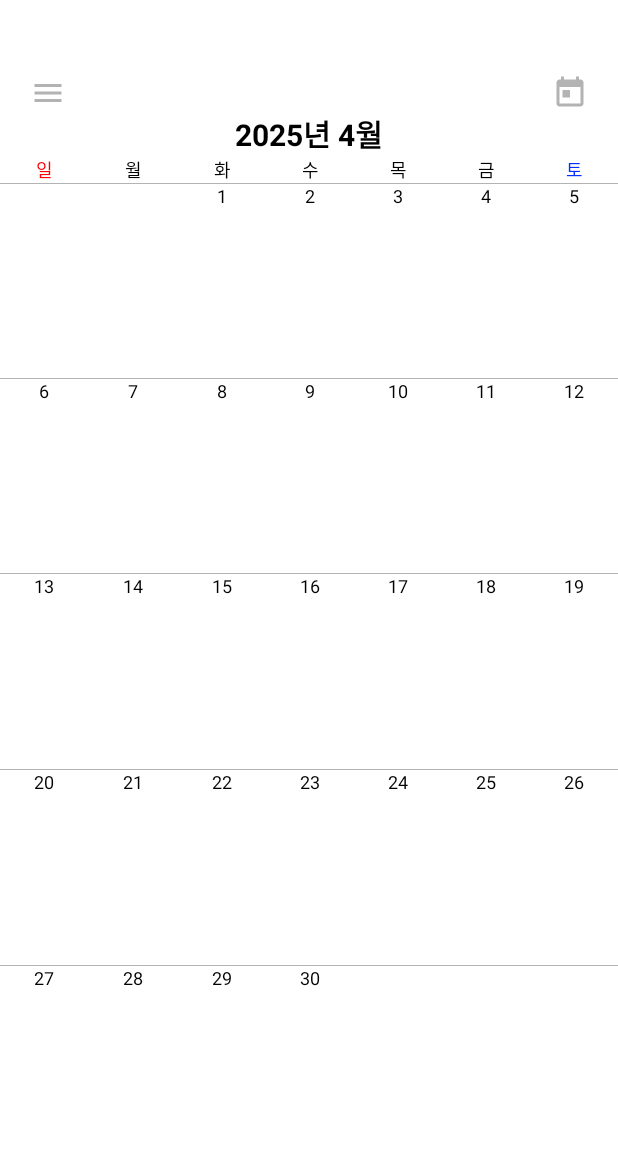
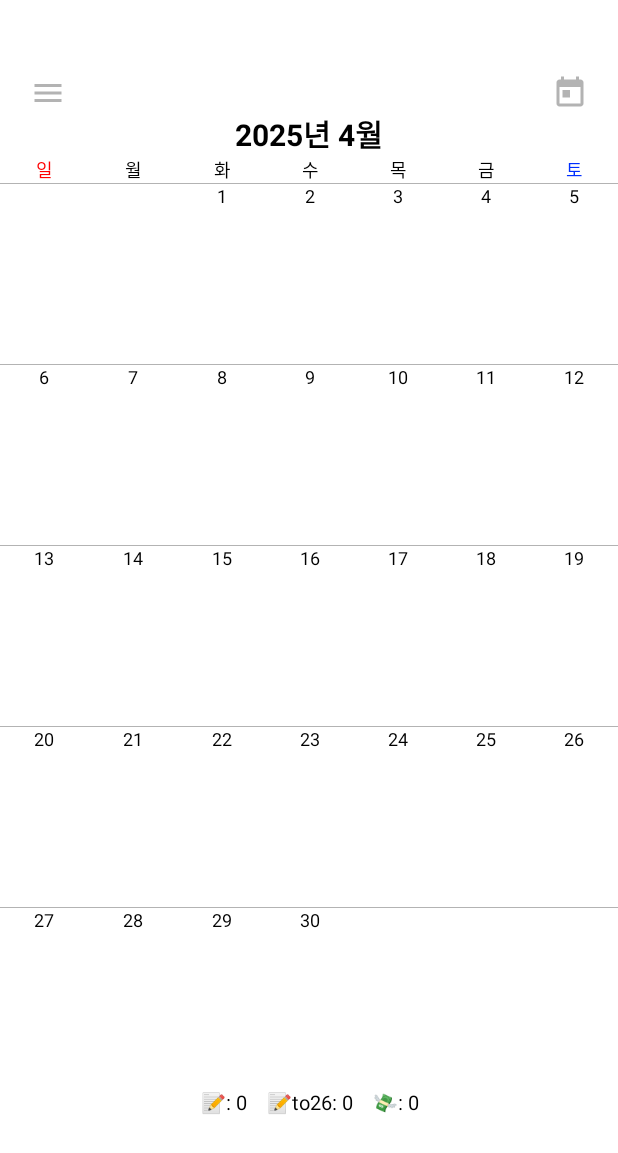
Before and after one commit to mijin0721/Android_Monamo, an Android app: the screen it shows after launch (MainActivity), on a phone screen of 412 x 824 dp. Shown: the top 1153 px of the screen. Run offline under Robolectric (Android 15) with nearby library versions, the phone set to English and light mode, and no system bars.

Commit message:
feat : 가계부 작성 후 한달 사용할 내역, 사용된 내역을 확인할 수 있도록 기능 추가

```diff
--- a/app/src/main/java/com/hagoshda/monamo/Adapter/CalenderAdapter.java
+++ b/app/src/main/java/com/hagoshda/monamo/Adapter/CalenderAdapter.java
@@ -38,15 +38,17 @@ public class CalenderAdapter extends RecyclerView.Adapter<CalenderAdapter.DateVi
     private int month;
     private int year;
 
+    private LocalDate localDate;
+
     private ArrayList<String> dayList = new ArrayList<>();
 
     public CalenderAdapter(Calendar calendar, Context context) {
         this.context = context;
         moneyViewModel = new MoneyViewModel(context);
 
-        LocalDate today = LocalDate.now();
-        year = today.getYear();
-        month = today.getMonthValue();
+        localDate = LocalDate.now();
+        year = localDate.getYear();
+        month = localDate.getMonthValue();
 
         calenderAdapterViewModel = new CalenderAdapterViewModel(calendar, context, month);
     }
@@ -105,6 +107,7 @@ public class CalenderAdapter extends RecyclerView.Adapter<CalenderAdapter.DateVi
 
     public class DateViewHolder extends RecyclerView.ViewHolder {
         LinearLayout calender_LL;
+        TextView calender_review_tv;
         LinearLayout weekend_1;
         LinearLayout weekend_2;
         LinearLayout weekend_3;
@@ -120,6 +123,7 @@ public class CalenderAdapter extends RecyclerView.Adapter<CalenderAdapter.DateVi
         public DateViewHolder(@NonNull View itemView) {
             super(itemView);
             calender_LL = itemView.findViewById(R.id.calender_LL);
+            calender_review_tv = itemView.findViewById(R.id.calender_review_tv);
             weekend_1 = itemView.findViewById(R.id.weekend_1);
             weekend_2 = itemView.findViewById(R.id.weekend_2);
             weekend_3 = itemView.findViewById(R.id.weekend_3);
@@ -175,13 +179,10 @@ public class CalenderAdapter extends RecyclerView.Adapter<CalenderAdapter.DateVi
 
     private void initCalenderDayView(CalenderAdapter.DateViewHolder holder) {
         int weekPer = calenderAdapterViewModel.getWeekendPerMonth(year, month);
-        Log.d("", "weekPer:"+weekPer);
 
         if (weekPer == 5) {
             holder.weekend_6.setVisibility(View.GONE);
-        }
-
-        if (weekPer == 6) {
+        } else if (weekPer == 6) {
             holder.weekend_6.setVisibility(View.VISIBLE);
         }
 
@@ -192,9 +193,23 @@ public class CalenderAdapter extends RecyclerView.Adapter<CalenderAdapter.DateVi
                 holder.weekendTexts[i].setText(dayList.get(i));
             }
 
-            String today = MoneyMemo.formatDate(year, month - 1, Integer.parseInt(dayList.get(i)));
+            String today = MoneyMemo.formatDate(year, month-1, Integer.parseInt(dayList.get(i)));
             MoneyMemo money = moneyViewModel.getMemo(today);
             setTextViewMoneyList(holder, i, money);
+        }
+
+        setReviewTextView(holder, year, month-1, localDate.getDayOfMonth());
+    }
+
+    private void setReviewTextView(CalenderAdapter.DateViewHolder holder, int year, int month, int day) {
+        String plan =  "📝: " +  moneyViewModel.getMonthPlan(year, month);
+        String planToday = "📝to" + day + ": " + moneyViewModel.getMonthPlanToToday(year, month, day);
+        String carry = "💸: " + moneyViewModel.getMonthCarry(year, month);
+
+        if (month == localDate.getMonthValue()-1) {
+            holder.calender_review_tv.setText(plan + "    " + planToday + "    " + carry);
+        } else {
+            holder.calender_review_tv.setText(plan + "    " + carry);
         }
     }
 
@@ -208,6 +223,7 @@ public class CalenderAdapter extends RecyclerView.Adapter<CalenderAdapter.DateVi
                     showMemoDialog(key, () -> {
                         MoneyMemo money = moneyViewModel.getMemo(key);
                         setTextViewMoneyList(holder, finalI, money);
+                        setReviewTextView(holder, year,month-1, localDate.getDayOfMonth());
                     });
                 });
             }
--- a/app/src/main/java/com/hagoshda/monamo/ViewModel/MoneyViewModel.java
+++ b/app/src/main/java/com/hagoshda/monamo/ViewModel/MoneyViewModel.java
@@ -21,4 +21,31 @@ public class MoneyViewModel {
     public MoneyMemo getMemo(String date) {
         return new MoneyMemo(date, preferences.getString(date, ""));
     }
+
+    public int getMonthPlan(int year, int month) {
+        int totalPlan = 0;
+        for (int i = 0; i <= 31; i++) {
+            String data = MoneyMemo.formatDate(year, month, i);
+            totalPlan = totalPlan + getMemo(data).getPlanMoney();
+        }
+        return totalPlan;
+    }
+
+    public int getMonthPlanToToday(int year, int month, int day) {
+        int totalPlan = 0;
+        for (int i = 0; i <= day; i++) {
+            String data = MoneyMemo.formatDate(year, month, i);
+            totalPlan = totalPlan + getMemo(data).getPlanMoney();
+        }
+        return totalPlan;
+    }
+
+    public int getMonthCarry(int year, int month) {
+        int totalCarry = 0;
+        for (int i = 0; i <= 31; i++) {
+            String data = MoneyMemo.formatDate(year, month, i);
+            totalCarry = totalCarry + getMemo(data).getCarryMoney();
+        }
+        return totalCarry;
+    }
 }
--- a/app/src/main/res/layout/activity_main.xml
+++ b/app/src/main/res/layout/activity_main.xml
@@ -129,7 +129,7 @@
         android:id="@+id/calendarRecyclerView"
         android:layout_width="match_parent"
         android:layout_height="match_parent"
-        android:layout_marginBottom="50dp"
+        android:layout_marginBottom="80dp"
         android:numColumns="1"/>
 
 </LinearLayout>
--- a/app/src/main/res/layout/item_calender.xml
+++ b/app/src/main/res/layout/item_calender.xml
@@ -2757,6 +2757,14 @@
 
         </LinearLayout>
 
+        <TextView
+            android:layout_width="match_parent"
+            android:layout_height="wrap_content"
+            android:textSize="13sp"
+            android:id="@+id/calender_review_tv"
+            android:gravity="center"
+            android:textColor="@color/black"/>
+
     </LinearLayout>
 
 
```
